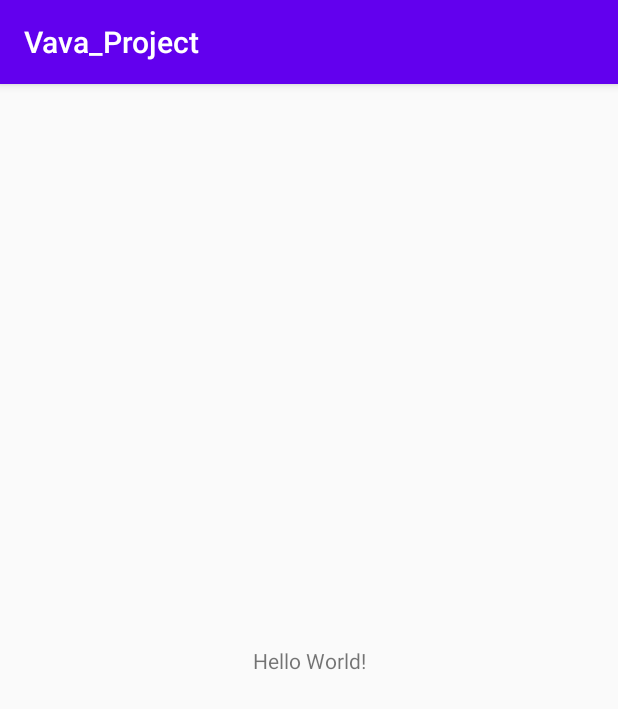
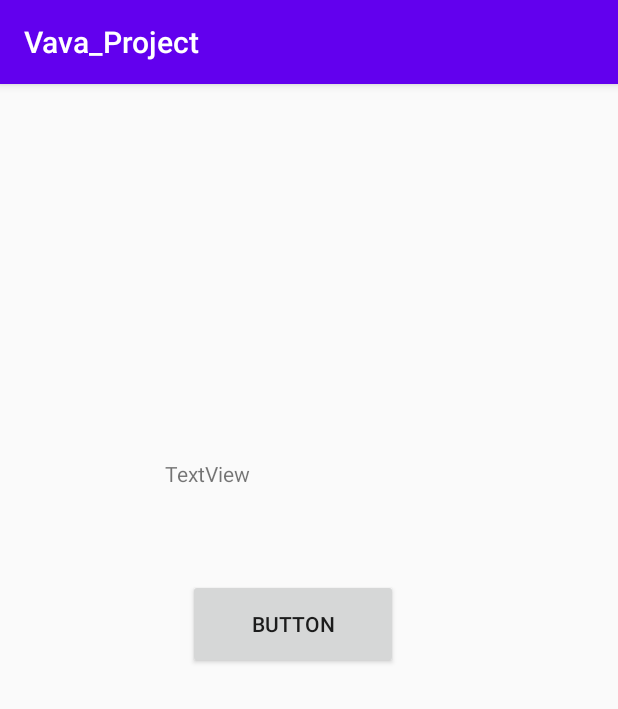
Before and after one commit to ikarus1211/VAVA_Project, an Android app: the screen it shows after launch (MainActivity), on a phone screen of 412 x 824 dp. Shown: the top 709 px of the screen. Run offline under Robolectric (Android 15) with nearby library versions, the phone set to English and light mode, and no system bars.

Commit message:
Trying UI

```diff
--- a/app/src/main/res/layout/activity_main.xml
+++ b/app/src/main/res/layout/activity_main.xml
@@ -7,12 +7,34 @@
     tools:context=".MainActivity">
 
     <TextView
-        android:layout_width="wrap_content"
-        android:layout_height="wrap_content"
-        android:text="Hello World!"
+        android:id="@+id/textView"
+        android:layout_width="180dp"
+        android:layout_height="40dp"
+        android:layout_marginStart="110dp"
+        android:layout_marginTop="320dp"
+        android:layout_marginBottom="660dp"
+        android:text="TextView"
         app:layout_constraintBottom_toBottomOf="parent"
-        app:layout_constraintLeft_toLeftOf="parent"
-        app:layout_constraintRight_toRightOf="parent"
+        app:layout_constraintStart_toStartOf="parent"
         app:layout_constraintTop_toTopOf="parent" />
 
+    <TextView
+        android:id="@+id/textView2"
+        android:layout_width="180dp"
+        android:layout_height="40dp"
+        android:layout_marginStart="110dp"
+        android:layout_marginTop="250dp"
+        android:text="TextView"
+        app:layout_constraintStart_toStartOf="parent"
+        app:layout_constraintTop_toTopOf="parent" />
+
+    <Button
+        android:id="@+id/Login"
+        android:layout_width="140dp"
+        android:layout_height="60dp"
+        android:layout_marginStart="125dp"
+        android:layout_marginTop="330dp"
+        android:text="Button"
+        app:layout_constraintStart_toStartOf="parent"
+        app:layout_constraintTop_toTopOf="parent" />
 </androidx.constraintlayout.widget.ConstraintLayout>
```
